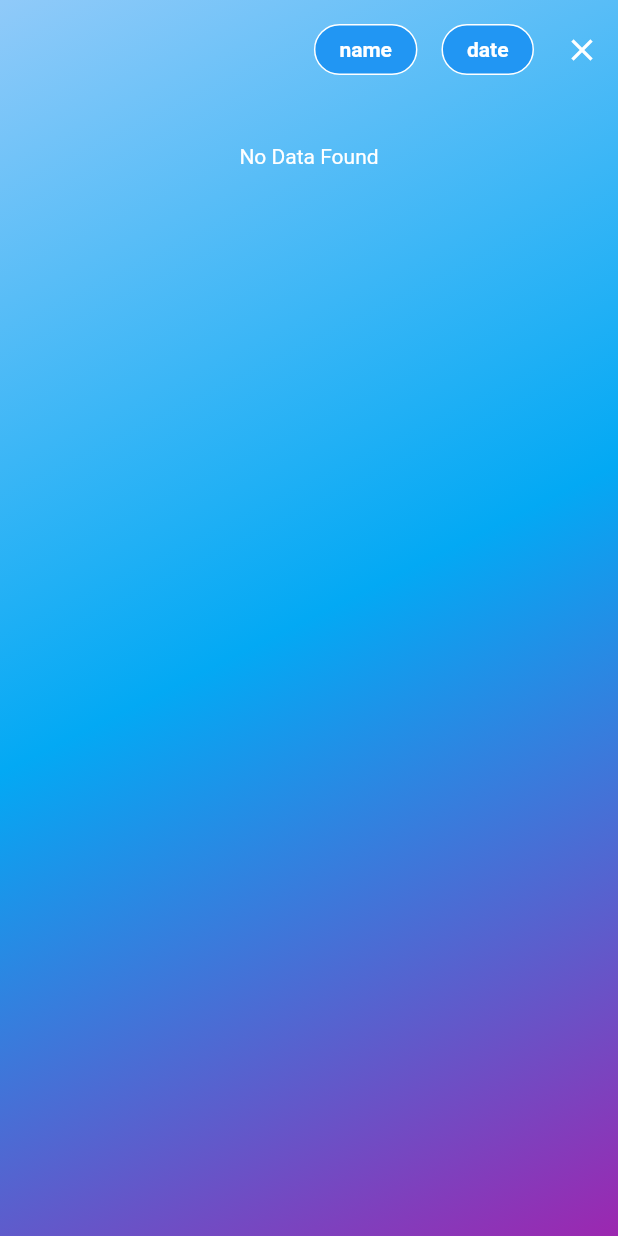
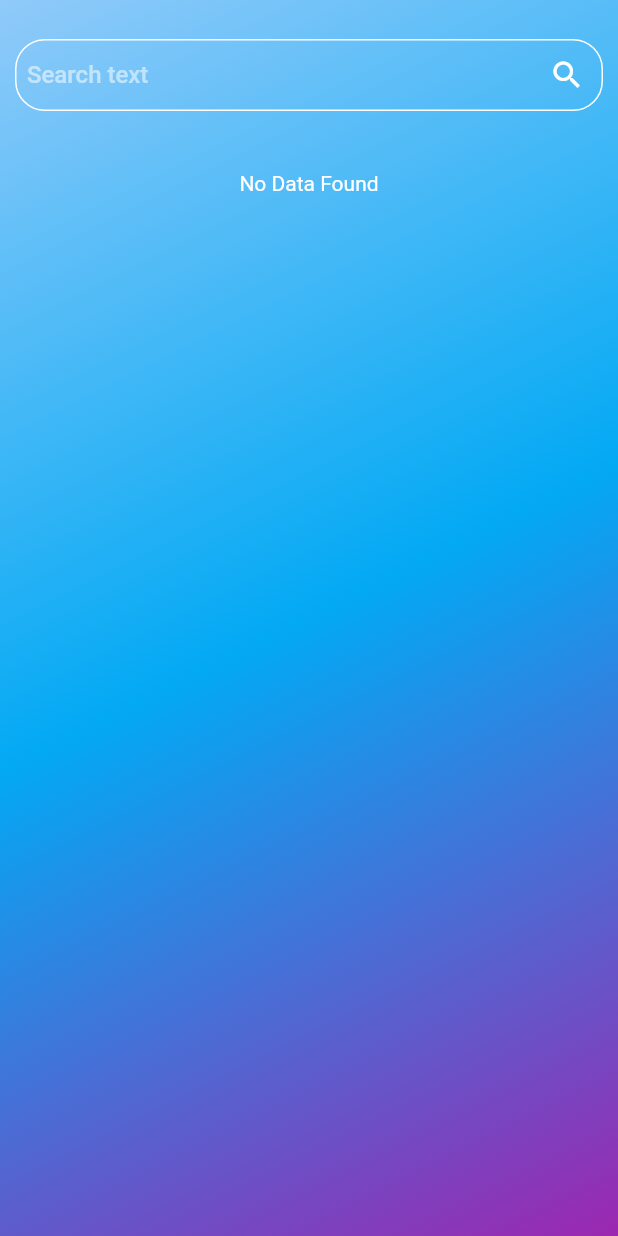
Before and after one commit to Brinfotech1407/GymReportingApp, a Flutter app: the GymOwnerHomeScreen screen opened directly, after a tap on the "filter list" icon, after a tap on "name", on a phone screen of 412 x 824 dp. Run offline on Flutter 3.47's test engine with Material 2 defaults, Android fonts, the phone set to English and light mode, and no system bars; our stand-ins replace cloud_firestore, firebase_auth, firebase_core, firebase_messaging, get, quickalert and 1 more; missing offline and left inert: mobile_scanner; accounts and stored records are empty; Roboto replaces fonts that are missing (Montserrat).

Commit message:
WIP search-filter on gym report data

```diff
--- a/lib/home/gym_owner_home_screen.dart
+++ b/lib/home/gym_owner_home_screen.dart
@@ -24,20 +24,25 @@ class GymOwnerHomeScreen extends StatefulWidget {
 class _GymOwnerHomeScreenState extends State<GymOwnerHomeScreen> {
   RxBool showFilterIcon = true.obs;
   RxBool isDateFilterView = false.obs;
+  RxBool isNameFilterView = false.obs;
   List<GymReportModel> arrDateFilterList = [];
   Rx<String> selectedDate = DateTimeUtils().getCurrentDate().obs;
+  String selectedName = '';
+  TextEditingController searchNameController = TextEditingController();
 
   @override
   void initState() {
     super.initState();
     selectedDate;
+    selectedName;
   }
 
   @override
   Widget build(BuildContext context) {
     return Scaffold(
       body: StreamBuilder<QuerySnapshot<Map<String, dynamic>>>(
-          stream: Database().fetchGymReport(selectedDate.value),
+          stream: Database().fetchGymReport(
+              date: selectedDate.value, searchString: selectedName),
           builder: (context, snapshot) {
             if (snapshot.hasError) {
               return Center(
@@ -55,7 +60,6 @@ class _GymOwnerHomeScreenState extends State<GymOwnerHomeScreen> {
                 .map((QueryDocumentSnapshot<Map<String, dynamic>> e) =>
                     GymReportModel.fromJson(e.data()))
                 .toList();
-            print('arrGymReports $arrGymReports');
             return buildListView(
                 child: Column(
               children: [
@@ -99,11 +103,50 @@ class _GymOwnerHomeScreenState extends State<GymOwnerHomeScreen> {
                               )),
                         ),
                       ] else ...[
+                        if (isNameFilterView.isTrue) ...[
+                          Container(
+                            margin: const EdgeInsets.only(top: 16),
+                            padding: const EdgeInsets.all(10),
+                            width: MediaQuery.of(context).size.width,
+                            child: TextField(
+                              controller: searchNameController,
+                              onChanged: (value) {
+                                setState(() {
+                                  selectedName = value;
+                                });
+                              },
+                              decoration: InputDecoration(
+                                hintText: 'Search text',
+                                hintStyle:
+                                    const TextStyle(color: Colors.white54),
+                                border: buildOutlineInputBorder(),
+                                focusedBorder: buildOutlineInputBorder(),
+                                disabledBorder: buildOutlineInputBorder(),
+                                enabledBorder: buildOutlineInputBorder(),
+                                contentPadding: const EdgeInsets.all(8),
+                                suffixIcon: IconButton(
+                                  icon: const Icon(Icons.search,
+                                      color: Colors.white),
+                                  onPressed: () {
+                                    setState(() {
+                                      isNameFilterView.value = false;
+                                    });
+                                  },
+                                ),
+                              ),
+                              style: const TextStyle(
+                                  color: Colors.white,
+                                  fontWeight: FontWeight.w500),
+                              cursorColor: Colors.white,
+                            ),
+                          ),
+                        ] else ...[
                           Align(
                             alignment: Alignment.centerRight,
                             child: filterView(
                                 context: context, gymReportData: arrGymReports),
                           ),
+                        ],
                       ],
                     ],
                   ),
@@ -197,6 +240,13 @@ class _GymOwnerHomeScreenState extends State<GymOwnerHomeScreen> {
     );
   }
 
+  OutlineInputBorder buildOutlineInputBorder() {
+    return OutlineInputBorder(
+      borderSide: const BorderSide(color: Colors.white, width: 1),
+      borderRadius: BorderRadius.circular(20),
+    );
+  }
+
   SafeArea buildListView({required Widget child}) {
     return SafeArea(
       child: Container(
@@ -228,20 +278,33 @@ class _GymOwnerHomeScreenState extends State<GymOwnerHomeScreen> {
           mainAxisAlignment: MainAxisAlignment.start,
           children: [
             GestureDetector(
-              onTap: () {},
-              child: filterButtonView('name', false),
+              onTap: () {
+                setState(() {
+                  isNameFilterView.value = true;
+                  print('name ${selectedName}');
+                });
+              },
+              child: filterButtonView(
+                  buttonName: 'name',
+                  isNameFilter: isNameFilterView.isTrue,
+                  isDateFilter: false),
             ),
             GestureDetector(
               onTap: () {
                 _selectDate(context);
               },
-              child: filterButtonView('date', isDateFilterView.isTrue),
+              child: filterButtonView(
+                  buttonName: 'date',
+                  isDateFilter: isDateFilterView.isTrue,
+                  isNameFilter: false),
             ),
             IconButton(
                 onPressed: () async {
                   setState(() {
                     showFilterIcon.value = true;
                     isDateFilterView.value = false;
+                    isNameFilterView.value = false;
+                    selectedName = '';
                     selectedDate.value = DateTimeUtils().getCurrentDate();
                   });
                 },
@@ -271,28 +334,33 @@ class _GymOwnerHomeScreenState extends State<GymOwnerHomeScreen> {
     }
   }
 
-  Container filterButtonView(String buttonName, bool isSelectFilter) {
+  Container filterButtonView(
+      {required String buttonName,
+      required bool isDateFilter,
+      required bool isNameFilter}) {
     return Container(
       decoration: BoxDecoration(
-        color: isSelectFilter ? Colors.purple.shade600 : Colors.blue,
+        color: isDateFilter ? Colors.purple.shade600 : Colors.blue,
         borderRadius: BorderRadius.circular(20),
         border: Border.all(color: Colors.white),
       ),
       margin: const EdgeInsets.only(bottom: 16, top: 16, right: 8, left: 8),
       padding: const EdgeInsets.symmetric(vertical: 8, horizontal: 16),
-      child: isSelectFilter
-          ? SingleChildScrollView(
+      child: SingleChildScrollView(
         child: Row(
           children: [
             Text(
-                    isSelectFilter
+              isDateFilter
                   ? '$buttonName: ${selectedDate.value}'
+                  : isNameFilter
+                      ? '$buttonName: ${selectedName}'
                       : buttonName,
               style: const TextStyle(
                 color: Colors.white,
                 fontWeight: FontWeight.bold,
               ),
             ),
+            if (isDateFilter != false) ...[
               IconButton(
                   constraints: const BoxConstraints(),
                   padding: const EdgeInsets.only(left: 4),
@@ -300,6 +368,7 @@ class _GymOwnerHomeScreenState extends State<GymOwnerHomeScreen> {
                     setState(() {
                       isDateFilterView.value = false;
                       selectedDate.value = DateTimeUtils().getCurrentDate();
+                      selectedName = '';
                     });
                   },
                   icon: const Icon(
@@ -307,15 +376,7 @@ class _GymOwnerHomeScreenState extends State<GymOwnerHomeScreen> {
                     color: Colors.white,
                   )),
             ],
-              ),
-          )
-          : Text(
-              isSelectFilter
-                  ? '$buttonName: ${selectedDate.value}'
-                  : buttonName,
-              style: const TextStyle(
-                color: Colors.white,
-                fontWeight: FontWeight.bold,
+          ],
         ),
       ),
     );
--- a/lib/services/database.dart
+++ b/lib/services/database.dart
@@ -122,13 +122,19 @@ class Database {
     return gymReportData.id;
   }
 
-  Stream<QuerySnapshot<Map<String, dynamic>>> fetchGymReport(String date) {
+  Stream<QuerySnapshot<Map<String, dynamic>>> fetchGymReport(
+      {required String date, required String searchString}) {
     String? gymId = _preferenceService.getString(PreferenceService.gymID);
-    return FirebaseFirestore.instance
+    Query<Map<String, dynamic>> query = FirebaseFirestore.instance
         .collection('gym_report')
         .where("date", isEqualTo: date)
-        .where("gymId", isEqualTo: gymId)
-        .snapshots();
+        .where("gymId", isEqualTo: gymId);
+
+    if (searchString.isNotEmpty) {
+      query.where("userName", arrayContains: searchString);
+    }
+
+    return query.snapshots();
   }
 
   Future<GymReportModel?> getSingleGymReportData(String uid) async {
```
Lines whose indentation alone changed are shown as unchanged.
